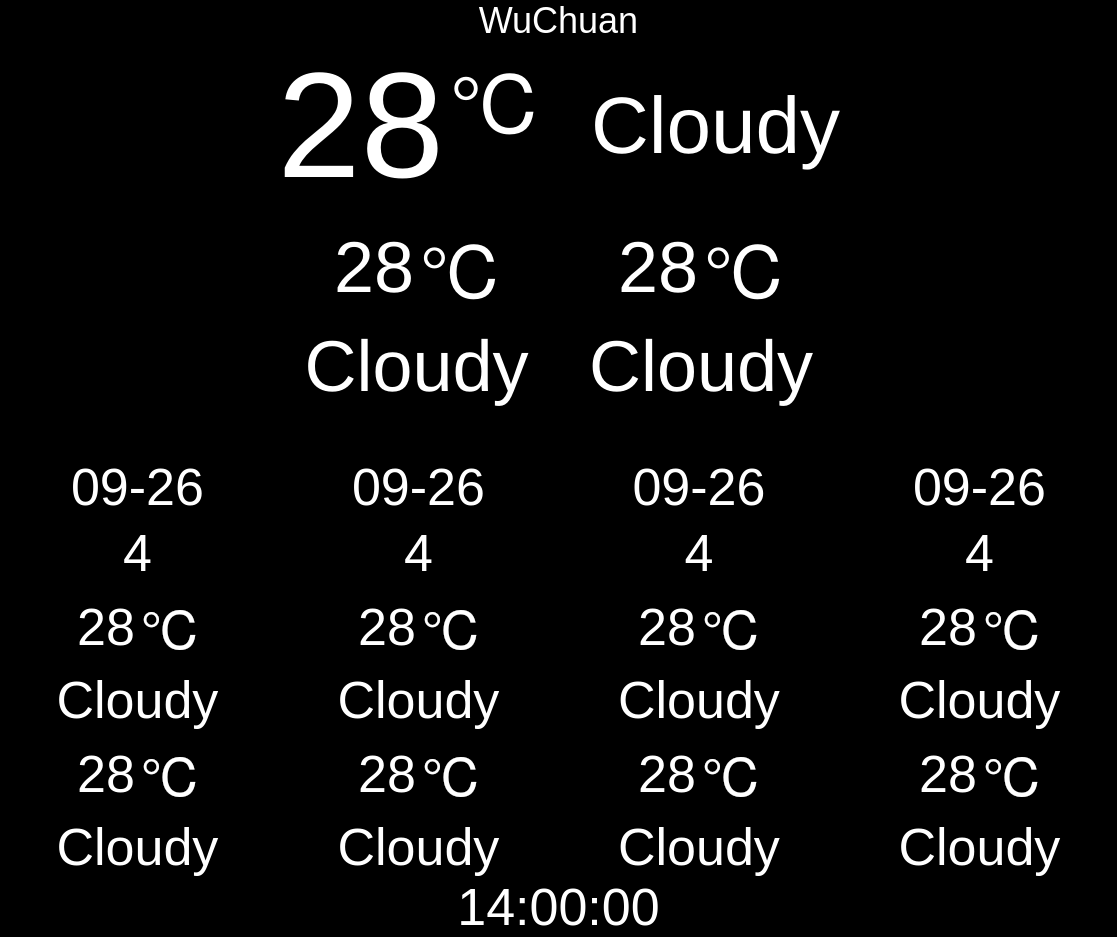
First picture: the form in weathercontrol.ui, repository hondodo/PCamera, before the edit.
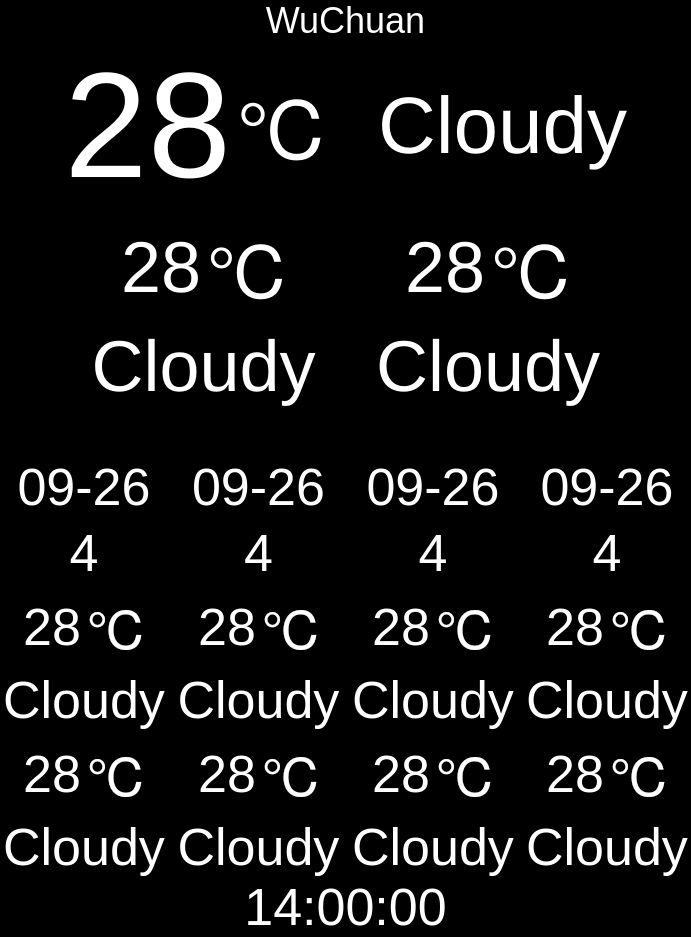
Second picture: the form after the edit.

Diff of the .ui file:
```diff
--- a/weathercontrol.ui
+++ b/weathercontrol.ui
@@ -6,8 +6,8 @@
    <rect>
     <x>0</x>
     <y>0</y>
-    <width>1117</width>
-    <height>849</height>
+    <width>691</width>
+    <height>813</height>
    </rect>
   </property>
   <property name="windowTitle">
@@ -86,6 +86,12 @@
           </item>
           <item>
            <widget class="QLabel" name="label_3">
+            <property name="sizePolicy">
+             <sizepolicy hsizetype="Preferred" vsizetype="Fixed">
+              <horstretch>0</horstretch>
+              <verstretch>0</verstretch>
+             </sizepolicy>
+            </property>
             <property name="styleSheet">
              <string notr="true">font: 80px;</string>
             </property>
@@ -93,7 +99,7 @@
              <string>℃</string>
             </property>
             <property name="alignment">
-             <set>Qt::AlignLeading|Qt::AlignLeft|Qt::AlignTop</set>
+             <set>Qt::AlignLeading|Qt::AlignLeft|Qt::AlignVCenter</set>
             </property>
            </widget>
           </item>
```
